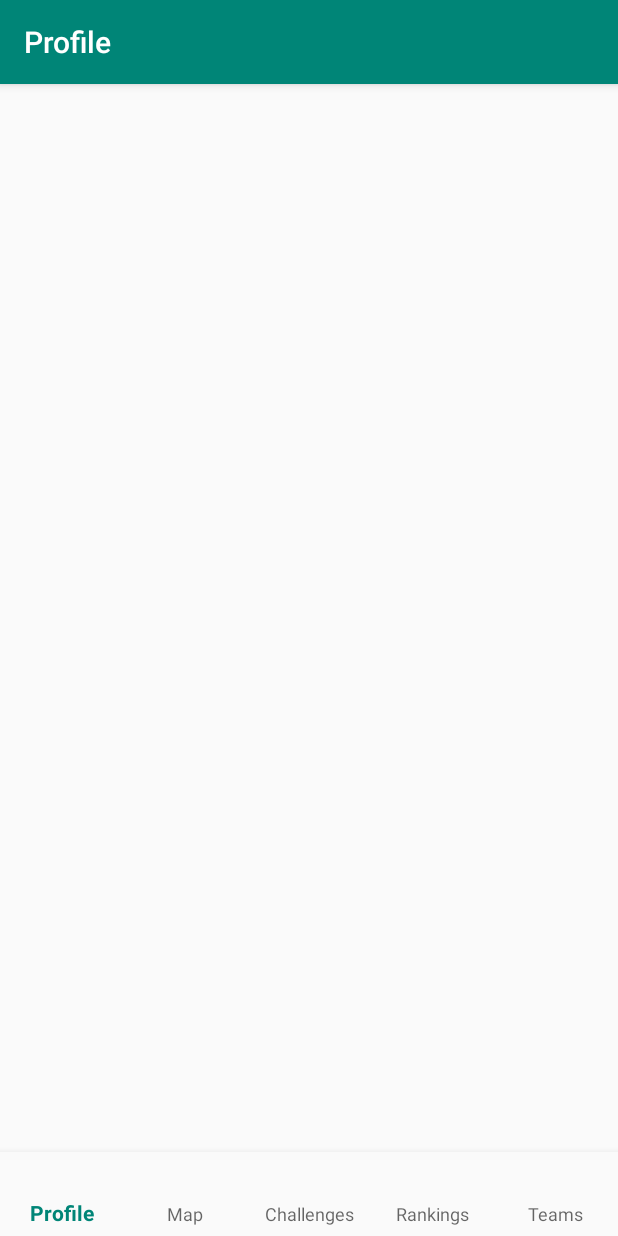
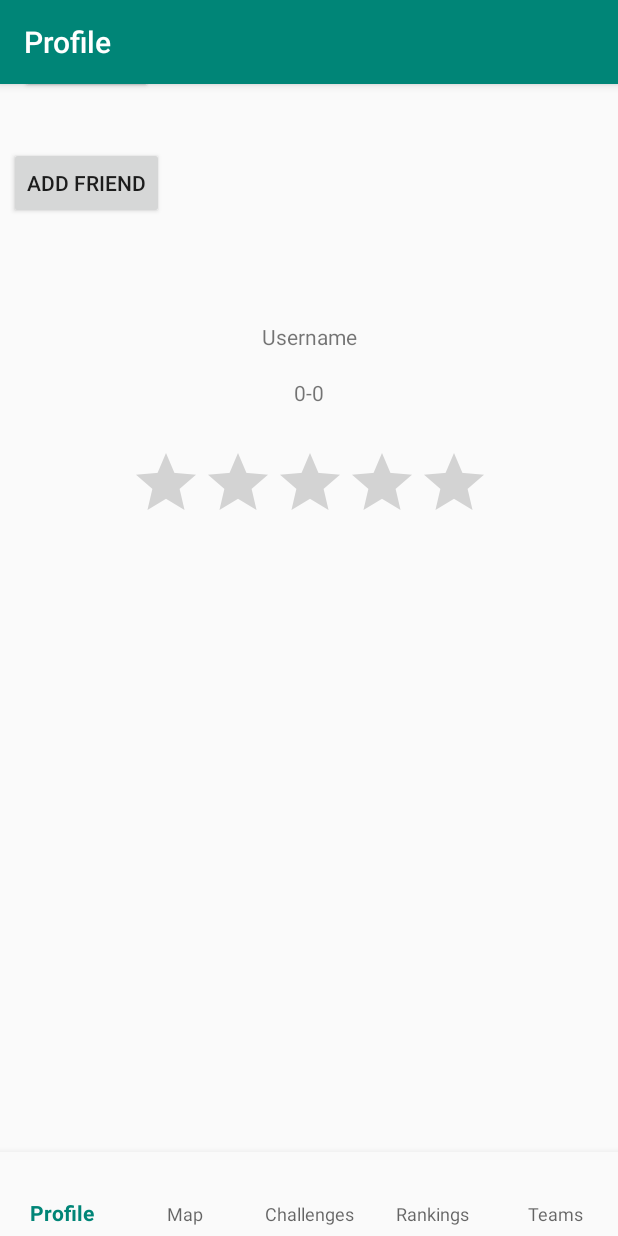
Before and after one commit to nadkarniak/Athletier, an Android app: the screen it shows after launch (MainActivity), on a phone screen of 412 x 824 dp. Run offline under Robolectric (Android 15) with nearby library versions, the phone set to English and light mode, and no system bars; our stand-ins replace navigation-ui; 8 statements that could not run were skipped.

Commit message:
started ui profile

```diff
--- a/app/src/main/java/com/CS5520/athletier/ui/Profile/ProfileTabFragment.java
+++ b/app/src/main/java/com/CS5520/athletier/ui/Profile/ProfileTabFragment.java
@@ -1,25 +1,55 @@
 package com.CS5520.athletier.ui.Profile;
 
+import android.database.Cursor;
 import android.os.Bundle;
 import android.view.LayoutInflater;
 import android.view.View;
 import android.view.ViewGroup;
+import android.widget.ArrayAdapter;
+import android.widget.ListView;
+import android.widget.RatingBar;
 import android.widget.TextView;
 
 import androidx.annotation.Nullable;
 import androidx.annotation.NonNull;
+import androidx.appcompat.app.AlertDialog;
 import androidx.fragment.app.Fragment;
 import androidx.lifecycle.Observer;
 import androidx.lifecycle.ViewModelProviders;
 
+import com.CS5520.athletier.Models.DataBase;
+import com.CS5520.athletier.Models.Sport;
+import com.CS5520.athletier.Models.User;
 import com.CS5520.athletier.R;
+
+import java.util.ArrayList;
 
 public class ProfileTabFragment extends Fragment {
 
     private ProfileTabViewModel profileTabViewModel;
+    private User user;
+    private TextView username = (TextView)getView().findViewById(R.id.userName);
+    private TextView record = (TextView)getView().findViewById(R.id.record);
+    private RatingBar sportsmanship = getView().findViewById(R.id.ratingBar);
+    private ListView sports = getView().findViewById(R.id.sports_view);
 
     public View onCreateView(@NonNull LayoutInflater inflater,
                              ViewGroup container, Bundle savedInstanceState) {
+        username.setText(user.getUsername());
+        record.setText(user.getRecord());
+        sportsmanship.setRating(user.getAvgSportsmanshipRating());
+        ArrayList<String> sportsList = new ArrayList<>();
+        sportsList.add(Sport.GOLF.toString());
+        sportsList.add(Sport.ONE_V_ONE_BASKETBALL.toString());
+        sportsList.add(Sport.SPIKEBALL.toString());
+        sportsList.add(Sport.TENNIS.toString());
+        sportsList.add(Sport.SQUASH.toString());
+
+        ArrayAdapter adapter = new ArrayAdapter(this.getActivity(), android.R.layout.simple_list_item_1,
+                sportsList);
+
+        sports.setAdapter(adapter);
+
         return inflater.inflate(R.layout.fragment_profile_tab, container, false);
     }
 
@@ -28,4 +58,7 @@ public class ProfileTabFragment extends Fragment {
         profileTabViewModel =
                 ViewModelProviders.of(this).get(ProfileTabViewModel.class);
     }
+
+
+
 }
--- a/app/src/main/res/layout/fragment_profile_tab.xml
+++ b/app/src/main/res/layout/fragment_profile_tab.xml
@@ -1,5 +1,110 @@
 <?xml version="1.0" encoding="utf-8"?>
 <androidx.constraintlayout.widget.ConstraintLayout xmlns:android="http://schemas.android.com/apk/res/android"
     xmlns:app="http://schemas.android.com/apk/res-auto"
+    xmlns:tools="http://schemas.android.com/tools"
     android:layout_width="match_parent"
-    android:layout_height="match_parent"/>
+    android:layout_height="match_parent">
+
+    <ImageView
+        android:id="@+id/imageView"
+        android:layout_width="wrap_content"
+        android:layout_height="wrap_content"
+        android:layout_marginStart="142dp"
+        android:layout_marginTop="145dp"
+        android:layout_marginEnd="142dp"
+        app:layout_constraintEnd_toEndOf="parent"
+        app:layout_constraintStart_toStartOf="parent"
+        app:layout_constraintTop_toTopOf="parent"
+        tools:srcCompat="@tools:sample/avatars" />
+
+    <TextView
+        android:id="@+id/userName"
+        android:layout_width="wrap_content"
+        android:layout_height="wrap_content"
+        android:layout_marginStart="176dp"
+        android:layout_marginTop="13dp"
+        android:layout_marginEnd="176dp"
+        android:text="@string/user_name"
+        app:layout_constraintEnd_toEndOf="parent"
+        app:layout_constraintStart_toStartOf="parent"
+        app:layout_constraintTop_toBottomOf="@+id/imageView" />
+
+    <RatingBar
+        android:id="@+id/ratingBar"
+        android:layout_width="wrap_content"
+        android:layout_height="wrap_content"
+        android:layout_marginStart="85dp"
+        android:layout_marginTop="64dp"
+        android:layout_marginEnd="85dp"
+        app:layout_constraintEnd_toEndOf="parent"
+        app:layout_constraintHorizontal_bias="1.0"
+        app:layout_constraintStart_toStartOf="parent"
+        app:layout_constraintTop_toBottomOf="@+id/userName" />
+
+    <Button
+        android:id="@+id/friends"
+        android:layout_width="wrap_content"
+        android:layout_height="wrap_content"
+        android:layout_marginStart="14dp"
+        android:layout_marginTop="31dp"
+        android:layout_marginBottom="17dp"
+        android:text="@string/friends"
+        app:layout_constraintBottom_toTopOf="@+id/addfriends"
+        app:layout_constraintStart_toStartOf="parent"
+        app:layout_constraintTop_toTopOf="parent" />
+
+    <Button
+        android:id="@+id/signOut"
+        android:layout_width="wrap_content"
+        android:layout_height="wrap_content"
+        android:layout_marginStart="207dp"
+        android:layout_marginTop="31dp"
+        android:layout_marginEnd="14dp"
+        android:layout_marginBottom="290dp"
+        android:text="@string/log_out"
+        app:layout_constraintBottom_toTopOf="@+id/ratingBar"
+        app:layout_constraintEnd_toEndOf="parent"
+        app:layout_constraintStart_toEndOf="@+id/friends"
+        app:layout_constraintTop_toTopOf="parent" />
+
+    <ListView
+        android:id="@+id/sports_view"
+        android:layout_width="match_parent"
+        android:layout_height="175dp"
+        android:layout_marginTop="27dp"
+        android:layout_marginBottom="103dp"
+        app:layout_constraintBottom_toBottomOf="parent"
+        app:layout_constraintEnd_toEndOf="parent"
+        app:layout_constraintHorizontal_bias="0.0"
+        app:layout_constraintStart_toStartOf="parent"
+        app:layout_constraintTop_toBottomOf="@+id/ratingBar" />
+
+    <Button
+        android:id="@+id/addfriends"
+        android:layout_width="wrap_content"
+        android:layout_height="wrap_content"
+        android:layout_marginStart="13dp"
+        android:layout_marginTop="18dp"
+        android:layout_marginEnd="310dp"
+        android:layout_marginBottom="225dp"
+        android:text="@string/add_friends"
+        app:layout_constraintBottom_toTopOf="@+id/ratingBar"
+        app:layout_constraintEnd_toEndOf="parent"
+        app:layout_constraintStart_toStartOf="parent"
+        app:layout_constraintTop_toBottomOf="@+id/friends" />
+
+    <TextView
+        android:id="@+id/record"
+        android:layout_width="wrap_content"
+        android:layout_height="wrap_content"
+        android:layout_marginStart="176dp"
+        android:layout_marginTop="18dp"
+        android:layout_marginEnd="176dp"
+        android:layout_marginBottom="27dp"
+        android:text="@string/record"
+        app:layout_constraintBottom_toTopOf="@+id/ratingBar"
+        app:layout_constraintEnd_toEndOf="parent"
+        app:layout_constraintStart_toStartOf="parent"
+        app:layout_constraintTop_toBottomOf="@+id/userName" />
+
+</androidx.constraintlayout.widget.ConstraintLayout>
--- a/app/src/main/res/values/strings.xml
+++ b/app/src/main/res/values/strings.xml
@@ -12,4 +12,9 @@
     <string name="create_title">Create</string>
     <string name="date_title">Date</string>
     <string name="invalid_address_msg">Entered address is invalid. Please try again.</string>
+    <string name="user_name">Username</string>
+    <string name="log_out">Sign Out</string>
+    <string name="friends">Friends</string>
+    <string name="add_friends">Add Friend</string>
+    <string name="record">0-0</string>
 </resources>
```
Also changed, not shown: app/src/main/java/com/CS5520/athletier/Models/DataBase.java (added, +58 -0 lines), app/src/main/java/com/CS5520/athletier/Models/User.java (+17 -0 lines).
